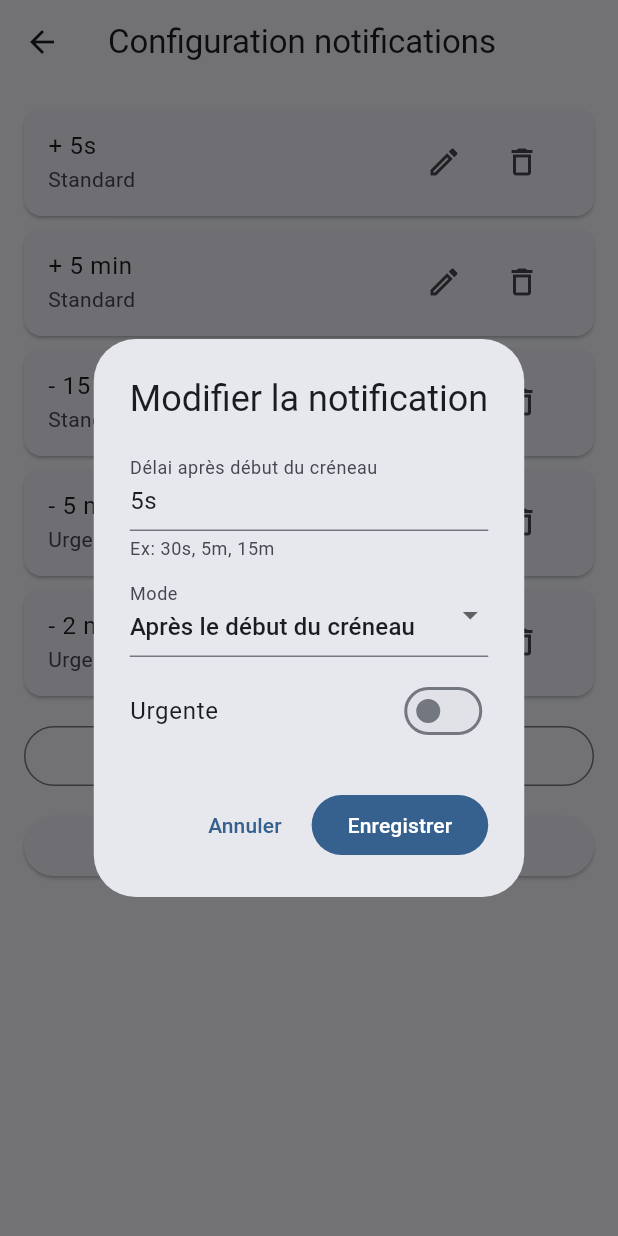
After one commit to crazycat256/Emargator, a Flutter app: the NotificationSettingsScreen screen opened directly, after a tap on the "edit" icon, on a phone screen of 412 x 824 dp. The commit adds this screen. Run offline on Flutter 3.47's test engine with Material 3 defaults, Android fonts, the phone set to English and light mode, and no system bars; our stand-ins replace device_info_plus, flutter_local_notifications, flutter_secure_storage, package_info_plus, shared_preferences, timezone; missing offline and left inert: android_alarm_manager_plus, icalendar_parser, window_manager; accounts and stored records are empty; network calls fail.

Commit message:
Add notifications config

```diff
--- /dev/null
+++ b/lib/screens/notification_settings_screen.dart
@@ -0,0 +1,278 @@
+import 'package:flutter/material.dart';
+import 'package:provider/provider.dart';
+
+import '../providers/planning_state.dart';
+import '../services/planning_prefs_service.dart';
+
+class NotificationSettingsScreen extends StatefulWidget {
+  const NotificationSettingsScreen({super.key});
+
+  @override
+  State<NotificationSettingsScreen> createState() =>
+      _NotificationSettingsScreenState();
+}
+
+class _NotificationSettingsScreenState
+    extends State<NotificationSettingsScreen> {
+  List<PlanningNotificationRule> _rules = [];
+  bool _isSaving = false;
+  static const _slotDurationSeconds = 90 * 60;
+
+  @override
+  void initState() {
+    super.initState();
+    _loadRules();
+  }
+
+  Future<void> _loadRules() async {
+    final rules = await PlanningPrefsService.getNotificationRules();
+    if (!mounted) return;
+    setState(() {
+      _rules = rules;
+      _sortRules();
+    });
+  }
+
+  String _formatDelay(int seconds) {
+    if (seconds < 60) return '${seconds}s';
+    if (seconds % 60 == 0) return '${seconds ~/ 60} min';
+    final min = seconds ~/ 60;
+    final sec = seconds % 60;
+    return '${min}m ${sec}s';
+  }
+
+  String _modeSign(NotificationTimingMode mode) {
+    return mode == NotificationTimingMode.afterStart ? '+' : '-';
+  }
+
+  int _effectiveOffsetFromStart(PlanningNotificationRule rule) {
+    if (rule.timingMode == NotificationTimingMode.afterStart) {
+      return rule.offsetSeconds;
+    }
+    return (_slotDurationSeconds - rule.offsetSeconds).clamp(
+      0,
+      _slotDurationSeconds,
+    );
+  }
+
+  void _sortRules() {
+    _rules.sort((a, b) {
+      final ea = _effectiveOffsetFromStart(a);
+      final eb = _effectiveOffsetFromStart(b);
+      return ea.compareTo(eb);
+    });
+  }
+
+  int? _parseDelayInput(String input) {
+    final raw = input.trim().toLowerCase();
+    final m = RegExp(r'^(\d+)\s*(s|sec|secs|m|min|mins)?$').firstMatch(raw);
+    if (m == null) return null;
+    final number = int.tryParse(m.group(1) ?? '');
+    if (number == null || number <= 0) return null;
+    final unit = m.group(2) ?? 'm';
+    return (unit == 's' || unit == 'sec' || unit == 'secs')
+        ? number
+        : number * 60;
+  }
+
+  Future<PlanningNotificationRule?> _showRuleEditor({
+    PlanningNotificationRule? initial,
+  }) async {
+    final delayCtrl = TextEditingController(
+      text: initial == null
+          ? '5m'
+          : (initial.offsetSeconds < 60
+                ? '${initial.offsetSeconds}s'
+                : '${initial.offsetSeconds ~/ 60}m'),
+    );
+    NotificationTimingMode timingMode =
+        initial?.timingMode ?? NotificationTimingMode.afterStart;
+    bool urgent = initial?.urgent ?? false;
+
+    final result = await showDialog<PlanningNotificationRule>(
+      context: context,
+      builder: (context) {
+        return StatefulBuilder(
+          builder: (context, setLocal) {
+            return AlertDialog(
+              title: Text(
+                initial == null
+                    ? 'Ajouter une notification'
+                    : 'Modifier la notification',
+              ),
+              content: SingleChildScrollView(
+                child: Column(
+                  mainAxisSize: MainAxisSize.min,
+                  crossAxisAlignment: CrossAxisAlignment.start,
+                  children: [
+                    TextField(
+                      controller: delayCtrl,
+                      decoration: InputDecoration(
+                        labelText:
+                            timingMode == NotificationTimingMode.afterStart
+                            ? 'Délai après début du créneau'
+                            : 'Délai avant fin du créneau',
+                        helperText: 'Ex: 30s, 5m, 15m',
+                      ),
+                    ),
+                    const SizedBox(height: 8),
+                    DropdownButtonFormField<NotificationTimingMode>(
+                      initialValue: timingMode,
+                      decoration: const InputDecoration(labelText: 'Mode'),
+                      items: const [
+                        DropdownMenuItem(
+                          value: NotificationTimingMode.afterStart,
+                          child: Text('Après le début du créneau'),
+                        ),
+                        DropdownMenuItem(
+                          value: NotificationTimingMode.beforeEnd,
+                          child: Text('Avant la fin du créneau'),
+                        ),
+                      ],
+                      onChanged: (v) {
+                        if (v == null) return;
+                        setLocal(() => timingMode = v);
+                      },
+                    ),
+                    const SizedBox(height: 8),
+                    SwitchListTile(
+                      contentPadding: EdgeInsets.zero,
+                      value: urgent,
+                      onChanged: (v) => setLocal(() => urgent = v),
+                      title: const Text('Urgente'),
+                    ),
+                  ],
+                ),
+              ),
+              actions: [
+                TextButton(
+                  onPressed: () => Navigator.pop(context),
+                  child: const Text('Annuler'),
+                ),
+                FilledButton(
+                  onPressed: () {
+                    final delay = _parseDelayInput(delayCtrl.text);
+                    if (delay == null) {
+                      ScaffoldMessenger.of(context).showSnackBar(
+                        const SnackBar(
+                          content: Text('Vérifie le délai'),
+                          backgroundColor: Colors.red,
+                        ),
+                      );
+                      return;
+                    }
+                    Navigator.pop(
+                      context,
+                      PlanningNotificationRule(
+                        offsetSeconds: delay,
+                        timingMode: timingMode,
+                        urgent: urgent,
+                      ),
+                    );
+                  },
+                  child: const Text('Enregistrer'),
+                ),
+              ],
+            );
+          },
+        );
+      },
+    );
+
+    delayCtrl.dispose();
+    return result;
+  }
+
+  Future<void> _saveRules() async {
+    final planningState = context.read<PlanningState>();
+    setState(() => _isSaving = true);
+    await PlanningPrefsService.setNotificationRules(_rules);
+    await planningState.rescheduleNotifications();
+    if (!mounted) return;
+    setState(() => _isSaving = false);
+    ScaffoldMessenger.of(context).showSnackBar(
+      const SnackBar(
+        content: Text('Configuration des notifications enregistrée'),
+        backgroundColor: Colors.green,
+      ),
+    );
+  }
+
+  @override
+  Widget build(BuildContext context) {
+    return Scaffold(
+      appBar: AppBar(title: const Text('Configuration notifications')),
+      body: ListView(
+        padding: const EdgeInsets.all(16),
+        children: [
+          if (_rules.isEmpty)
+            const Card(
+              child: Padding(
+                padding: EdgeInsets.all(16),
+                child: Text('Aucune notification configurée'),
+              ),
+            ),
+          ..._rules.asMap().entries.map((entry) {
+            final i = entry.key;
+            final rule = entry.value;
+            return Card(
+              margin: const EdgeInsets.only(bottom: 8),
+              child: ListTile(
+                title: Text(
+                  '${_modeSign(rule.timingMode)} ${_formatDelay(rule.offsetSeconds)}',
+                ),
+                subtitle: Text(rule.urgent ? 'Urgente' : 'Standard'),
+                isThreeLine: false,
+                trailing: Wrap(
+                  spacing: 4,
+                  children: [
+                    IconButton(
+                      icon: const Icon(Icons.edit_outlined),
+                      onPressed: () async {
+                        final edited = await _showRuleEditor(initial: rule);
+                        if (edited == null) return;
+                        setState(() {
+                          _rules[i] = edited;
+                          _sortRules();
+                        });
+                      },
+                    ),
+                    IconButton(
+                      icon: const Icon(Icons.delete_outline),
+                      onPressed: () => setState(() => _rules.removeAt(i)),
+                    ),
+                  ],
+                ),
+              ),
+            );
+          }),
+          const SizedBox(height: 8),
+          OutlinedButton.icon(
+            onPressed: () async {
+              final created = await _showRuleEditor();
+              if (created == null) return;
+              setState(() {
+                _rules.add(created);
+                _sortRules();
+              });
+            },
+            icon: const Icon(Icons.add),
+            label: const Text('Ajouter une notification'),
+          ),
+          const SizedBox(height: 12),
+          ElevatedButton.icon(
+            onPressed: _isSaving ? null : _saveRules,
+            icon: _isSaving
+                ? const SizedBox(
+                    width: 16,
+                    height: 16,
+                    child: CircularProgressIndicator(strokeWidth: 2),
+                  )
+                : const Icon(Icons.save_outlined),
+            label: const Text('Enregistrer'),
+          ),
+        ],
+      ),
+    );
+  }
+}
--- a/lib/services/attendance_notification_service.dart
+++ b/lib/services/attendance_notification_service.dart
@@ -5,6 +5,7 @@ import 'package:timezone/timezone.dart' as tz;
 import 'package:android_alarm_manager_plus/android_alarm_manager_plus.dart';
 import '../services/time_slot_service.dart';
 import '../services/background_sync_service.dart';
+import 'planning_prefs_service.dart';
 
 /// Action identifiers for notification buttons.
 const _actionSign = 'sign_attendance';
@@ -12,21 +13,13 @@ const _actionIgnore = 'ignore_slot';
 
 /// Notification timing offsets relative to a slot.
 class _SlotNotif {
-  final Duration offsetFromStart;
-  final String label;
-  final bool playSound;
-  final bool showRemaining;
+  final Duration offset;
+  final NotificationTimingMode timingMode;
 
   /// If true, use maximum visibility (fullScreenIntent, ticker, etc.)
   final bool urgent;
 
-  const _SlotNotif(
-    this.offsetFromStart,
-    this.label, {
-    this.playSound = false,
-    this.showRemaining = false,
-    this.urgent = false,
-  });
+  const _SlotNotif(this.offset, this.timingMode, {this.urgent = false});
 }
 
 /// Callback types for notification actions.
@@ -35,6 +28,7 @@ typedef OnIgnoreSlot = Future<void> Function(String slotKey);
 
 /// Schedules attendance reminder notifications for time slots.
 class AttendanceNotificationService {
+  static const _slotDurationSeconds = 90 * 60;
   static final FlutterLocalNotificationsPlugin _plugin =
       FlutterLocalNotificationsPlugin();
   static bool _initialized = false;
@@ -47,32 +41,35 @@ class AttendanceNotificationService {
   static OnSignAttendance? onSignAttendance;
   static OnIgnoreSlot? onIgnoreSlot;
 
-  /// The 5 notification timings per slot (offsets from start).
-  /// Slots are 90 min, so 75 min = 15 min before end, etc.
-  static const _notifTimings = [
-    // 1 min after start
-    _SlotNotif(Duration(seconds: 5), 'Créneau commencé'),
-    // 5 min after start
-    _SlotNotif(Duration(minutes: 5), 'Créneau en cours'),
-    // 75 min after start (15 min before end)
-    _SlotNotif(Duration(minutes: 75), '15 min restantes', showRemaining: true),
-    // 85 min after start (5 min before end)
-    _SlotNotif(
-      Duration(minutes: 85),
-      '5 min restantes',
-      playSound: true,
-      showRemaining: true,
-      urgent: true,
-    ),
-    // 88 min after start (2 min before end)
-    _SlotNotif(
-      Duration(minutes: 88),
-      '2 min restantes',
-      playSound: true,
-      showRemaining: true,
-      urgent: true,
-    ),
-  ];
+  static List<_SlotNotif> _buildNotifTimings(
+    List<PlanningNotificationRule> rules,
+  ) {
+    final normalized = rules.where((r) => r.offsetSeconds > 0).toList()
+      ..sort((a, b) => a.offsetSeconds.compareTo(b.offsetSeconds));
+
+    final source = normalized.isEmpty
+        ? PlanningPrefsService.defaultNotificationRules
+        : normalized;
+
+    return source
+        .map(
+          (r) => _SlotNotif(
+            Duration(seconds: r.offsetSeconds),
+            r.timingMode,
+            urgent: r.urgent,
+          ),
+        )
+        .toList()
+      ..sort((a, b) {
+        final ea = a.timingMode == NotificationTimingMode.afterStart
+            ? a.offset.inSeconds
+            : _slotDurationSeconds - a.offset.inSeconds;
+        final eb = b.timingMode == NotificationTimingMode.afterStart
+            ? b.offset.inSeconds
+            : _slotDurationSeconds - b.offset.inSeconds;
+        return ea.compareTo(eb);
+      });
+  }
 
   static Future<void> init() async {
     if (_initialized) return;
@@ -184,6 +181,7 @@ class AttendanceNotificationService {
   static Future<void> scheduleForSlots({
     required List<({DateTime date, TimeSlot slot})> slotsToAttend,
     required Set<String> signedSlotKeys,
+    required List<PlanningNotificationRule> notificationRules,
   }) async {
     if (!_initialized) {
       debugPrint('AttendanceNotif: not initialized, skipping');
@@ -203,6 +201,8 @@ class AttendanceNotificationService {
       '(${signedSlotKeys.length} signed)',
     );
 
+    final notifTimings = _buildNotifTimings(notificationRules);
+
     for (final entry in slotsToAttend) {
       final date = entry.date;
       final slot = entry.slot;
@@ -217,9 +217,10 @@ class AttendanceNotificationService {
       final List<int> slotNotifIds = [];
       DateTime? firstNotifTime;
 
-      for (final timing in _notifTimings) {
-        // All timings are offsets from start
-        final notifTime = slotStart.add(timing.offsetFromStart);
+      for (final timing in notifTimings) {
+        final notifTime = timing.timingMode == NotificationTimingMode.afterStart
+            ? slotStart.add(timing.offset)
+            : slotEnd.subtract(timing.offset);
 
         // Don't schedule if: in the past, or after slot end, or before slot start
         if (!notifTime.isAfter(now)) continue;
@@ -232,12 +233,12 @@ class AttendanceNotificationService {
         }
 
         String body;
-        if (timing.showRemaining) {
+        if (timing.urgent) {
           final remaining = slotEnd.difference(notifTime);
           final remainStr = _formatRemaining(remaining);
-          body = '${slot.getTimeRange()} — $remainStr';
+          body = '${slot.getTimeRange()} — $remainStr restantes';
         } else {
-          body = '${slot.getTimeRange()} — ${timing.label}';
+          body = '${slot.getTimeRange()} — Rappel d\'émargement';
         }
 
         try {
@@ -246,7 +247,7 @@ class AttendanceNotificationService {
             title: timing.urgent ? '🚨 Émargement URGENT' : 'Émargement requis',
             body: body,
             scheduledTime: notifTime,
-            playSound: timing.playSound,
+            playSound: timing.urgent,
             urgent: timing.urgent,
             payload: slotKey,
           );
--- a/lib/services/planning_prefs_service.dart
+++ b/lib/services/planning_prefs_service.dart
@@ -1,5 +1,37 @@
 import 'dart:convert';
 import 'package:shared_preferences/shared_preferences.dart';
+
+enum NotificationTimingMode { afterStart, beforeEnd }
+
+class PlanningNotificationRule {
+  final int offsetSeconds;
+  final NotificationTimingMode timingMode;
+  final bool urgent;
+
+  const PlanningNotificationRule({
+    required this.offsetSeconds,
+    this.timingMode = NotificationTimingMode.afterStart,
+    this.urgent = false,
+  });
+
+  Map<String, dynamic> toJson() => {
+    'offsetSeconds': offsetSeconds,
+    'timingMode': timingMode.name,
+    'urgent': urgent,
+  };
+
+  static PlanningNotificationRule fromJson(Map<String, dynamic> json) {
+    final modeRaw = json['timingMode'] as String?;
+    final mode = modeRaw == NotificationTimingMode.beforeEnd.name
+        ? NotificationTimingMode.beforeEnd
+        : NotificationTimingMode.afterStart;
+    return PlanningNotificationRule(
+      offsetSeconds: json['offsetSeconds'] as int,
+      timingMode: mode,
+      urgent: (json['urgent'] as bool?) ?? false,
+    );
+  }
+}
 
 /// override status for a specific lesson occurrence or time slot.
 enum LessonOverride {
@@ -24,8 +56,31 @@ class PlanningPrefsService {
   static const _keyKeywords = 'planning_ignore_keywords';
   static const _keyKeywordsInitialized = 'planning_keywords_initialized';
   static const _keyOverrides = 'planning_overrides';
+  static const _keyNotifEnabled = 'planning_notif_enabled';
+  static const _keyNotifOffsetsSeconds = 'planning_notif_offsets_seconds';
+  static const _keyNotifRules = 'planning_notif_rules';
 
   static const defaultKeywords = ['Activités HACK2G2', 'Activités GCC'];
+  static const _slotDurationSeconds = 90 * 60;
+  static const defaultNotifOffsetsSeconds = [5, 300, 4500, 5100, 5280];
+  static const defaultNotificationRules = [
+    PlanningNotificationRule(offsetSeconds: 5),
+    PlanningNotificationRule(offsetSeconds: 300),
+    PlanningNotificationRule(
+      offsetSeconds: 900,
+      timingMode: NotificationTimingMode.beforeEnd,
+    ),
+    PlanningNotificationRule(
+      offsetSeconds: 300,
+      timingMode: NotificationTimingMode.beforeEnd,
+      urgent: true,
+    ),
+    PlanningNotificationRule(
+      offsetSeconds: 120,
+      timingMode: NotificationTimingMode.beforeEnd,
+      urgent: true,
+    ),
+  ];
 
   // ── Group selection ──
 
@@ -116,4 +171,132 @@ class PlanningPrefsService {
     final prefs = await SharedPreferences.getInstance();
     prefs.remove(_keyOverrides);
   }
+
+  // ── Notification settings ──
+
+  static Future<bool> getNotificationsEnabled() async {
+    final prefs = await SharedPreferences.getInstance();
+    return prefs.getBool(_keyNotifEnabled) ?? true;
+  }
+
+  static Future<void> setNotificationsEnabled(bool enabled) async {
+    final prefs = await SharedPreferences.getInstance();
+    await prefs.setBool(_keyNotifEnabled, enabled);
+  }
+
+  static Future<List<int>> getNotificationOffsetsSeconds() async {
+    final prefs = await SharedPreferences.getInstance();
+    final raw = prefs.getString(_keyNotifOffsetsSeconds);
+    if (raw == null) return List.of(defaultNotifOffsetsSeconds);
+
+    try {
+      final list =
+          (jsonDecode(raw) as List)
+              .map((e) => e as int)
+              .where((e) => e > 0)
+              .toSet()
+              .toList()
+            ..sort();
+      if (list.isEmpty) return List.of(defaultNotifOffsetsSeconds);
+      return list;
+    } catch (_) {
+      return List.of(defaultNotifOffsetsSeconds);
+    }
+  }
+
+  static Future<void> setNotificationOffsetsSeconds(List<int> offsets) async {
+    final normalized = offsets.where((e) => e > 0).toSet().toList()..sort();
+    final prefs = await SharedPreferences.getInstance();
+    await prefs.setString(
+      _keyNotifOffsetsSeconds,
+      jsonEncode(normalized.isEmpty ? defaultNotifOffsetsSeconds : normalized),
+    );
+  }
+
+  static Future<List<PlanningNotificationRule>> getNotificationRules() async {
+    final prefs = await SharedPreferences.getInstance();
+    final raw = prefs.getString(_keyNotifRules);
+    if (raw != null) {
+      try {
+        final decoded = jsonDecode(raw) as List<dynamic>;
+        final rules =
+            decoded
+                .map(
+                  (e) => PlanningNotificationRule.fromJson(
+                    e as Map<String, dynamic>,
+                  ),
+                )
+                .where((r) => r.offsetSeconds > 0)
+                .toList()
+              ..sort(_compareByArrival);
+        if (rules.isNotEmpty) return rules;
+      } catch (_) {}
+    }
+
+    // Migration path from legacy offsets-only setting.
+    final legacyOffsets = await getNotificationOffsetsSeconds();
+    if (legacyOffsets.isNotEmpty) {
+      final firstRemainingIndex = legacyOffsets.length > 3
+          ? legacyOffsets.length - 3
+          : 0;
+      final firstUrgentIndex = legacyOffsets.length > 2
+          ? legacyOffsets.length - 2
+          : 0;
+      final migrated = <PlanningNotificationRule>[];
+      for (int i = 0; i < legacyOffsets.length; i++) {
+        final offset = legacyOffsets[i];
+        final urgent = i >= firstUrgentIndex;
+        final isLastThree = i >= firstRemainingIndex;
+        final mode = isLastThree
+            ? NotificationTimingMode.beforeEnd
+            : NotificationTimingMode.afterStart;
+        final effectiveOffset = mode == NotificationTimingMode.beforeEnd
+            ? (_slotDurationSeconds - offset).clamp(1, _slotDurationSeconds)
+            : offset;
+        migrated.add(
+          PlanningNotificationRule(
+            offsetSeconds: effectiveOffset,
+            timingMode: mode,
+            urgent: urgent,
+          ),
+        );
+      }
+      await setNotificationRules(migrated);
+      return migrated;
+    }
+
+    return List.of(defaultNotificationRules);
+  }
+
+  static Future<void> setNotificationRules(
+    List<PlanningNotificationRule> rules,
+  ) async {
+    final normalized = rules.where((r) => r.offsetSeconds > 0).toList()
+      ..sort(_compareByArrival);
+    final prefs = await SharedPreferences.getInstance();
+    final target = normalized.isEmpty ? defaultNotificationRules : normalized;
+    await prefs.setString(
+      _keyNotifRules,
+      jsonEncode(target.map((r) => r.toJson()).toList()),
+    );
+  }
+
+  static int _effectiveOffsetFromStart(PlanningNotificationRule rule) {
+    if (rule.timingMode == NotificationTimingMode.afterStart) {
+      return rule.offsetSeconds;
+    }
+    return (_slotDurationSeconds - rule.offsetSeconds).clamp(
+      0,
+      _slotDurationSeconds,
+    );
+  }
+
+  static int _compareByArrival(
+    PlanningNotificationRule a,
+    PlanningNotificationRule b,
+  ) {
+    final ea = _effectiveOffsetFromStart(a);
+    final eb = _effectiveOffsetFromStart(b);
+    return ea.compareTo(eb);
+  }
 }
```
Also changed, not shown: lib/providers/planning_state.dart (+11 -0 lines), lib/screens/settings_screen.dart (+72 -0 lines).
